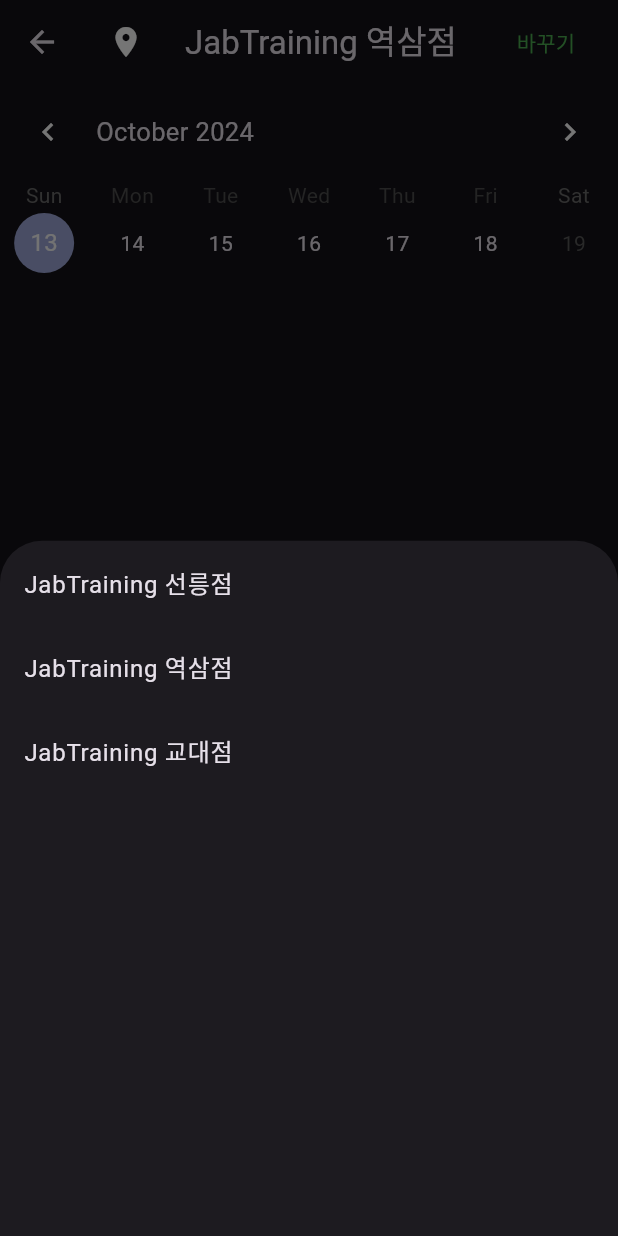
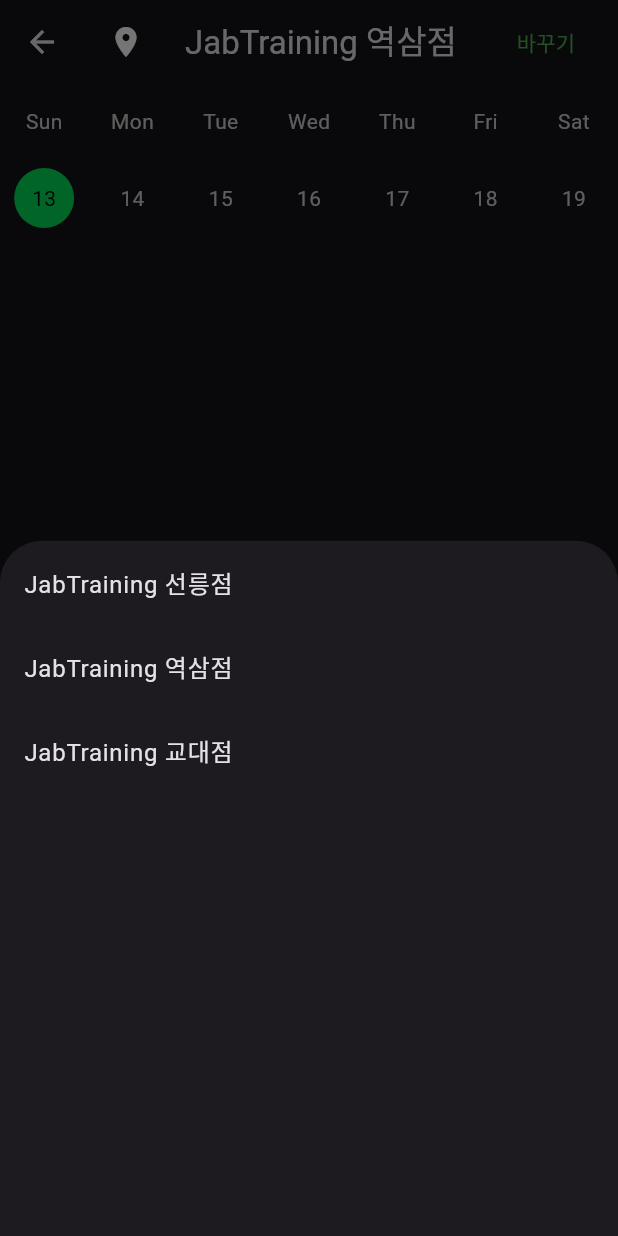
Before and after one commit to mgn1440/JabTraining, a Flutter app: the SchedulePage screen opened directly, after a tap on "바꾸기", on a phone screen of 412 x 824 dp. Run offline on Flutter 3.47's test engine with Material 3 defaults, Android fonts, the phone set to English and light mode, and no system bars; drawn by our look-alikes of table_calendar; our stand-ins replace flutter_dotenv, flutter_svg, shared_preferences, supabase_flutter; accounts and stored records are empty.

```diff
--- a/lib/pages/schedule_page.dart
+++ b/lib/pages/schedule_page.dart
@@ -5,6 +5,7 @@
 import 'package:jab_training/models/workout.dart';
 import 'package:jab_training/provider/calendar_provider.dart';
 import 'package:provider/provider.dart';
+import 'package:jab_training/const/color.dart';
 
 class SchedulePage extends StatefulWidget {
   const SchedulePage({super.key});
@@ -150,11 +151,17 @@
       body: Column(
         children: [
           TableCalendar(
+            headerVisible: false, // 년도와 달 뜨는 헤더
+            daysOfWeekHeight: 50,
             focusedDay: calendarProvider.focusedDay,
             firstDay: DateTime.now(), // 오늘 포함 7일 표시
             lastDay: DateTime.now().add(const Duration(days: 14)),
             startingDayOfWeek: getStartingDayOfWeek(),
             calendarFormat: _calendarFormat,
+            daysOfWeekStyle: DaysOfWeekStyle(
+              weekdayStyle: TextStyle(color: grayscaleSwatch[100]),
+              weekendStyle: TextStyle(color: grayscaleSwatch[100]),
+            ),
             selectedDayPredicate: (day) {
               return isSameDay(calendarProvider.selectedDate, day);
             },
@@ -164,9 +171,19 @@
                 calendarProvider.updateSelectedDate(selectedDay);
               }
             },
-            daysOfWeekVisible: true,
             headerStyle: const HeaderStyle(
               formatButtonVisible: false,
+            ),
+            calendarStyle: CalendarStyle(
+              todayDecoration: const BoxDecoration(),
+              selectedDecoration: BoxDecoration(
+                color: primarySwatch[500],
+                shape: BoxShape.circle,
+              ),
+              todayTextStyle: TextStyle(color: grayscaleSwatch[100]),
+              weekendTextStyle: TextStyle(color: grayscaleSwatch[100]),
+              defaultTextStyle: TextStyle(color: grayscaleSwatch[100]),
+              selectedTextStyle: const TextStyle(color: Colors.black),
             ),
           ),
           const SizedBox(height: 20),
--- a/lib/provider/calendar_provider.dart
+++ b/lib/provider/calendar_provider.dart
@@ -2,7 +2,7 @@
 
 class CalendarProvider with ChangeNotifier {
   DateTime _focusedDay = DateTime.now();
-  DateTime? _selectedDate;
+  DateTime _selectedDate = DateTime.now();
 
   DateTime get focusedDay => _focusedDay;
   DateTime? get selectedDate => _selectedDate;
@@ -12,7 +12,7 @@
     notifyListeners();
   }
 
-  void updateSelectedDate(DateTime? day) {
+  void updateSelectedDate(DateTime day) {
     _selectedDate = day;
     notifyListeners();
   }
```
Also changed, not shown: lib/pages/setting_page.dart (+5 -3 lines), lib/pages/sign_in_page.dart (+14 -3 lines).
